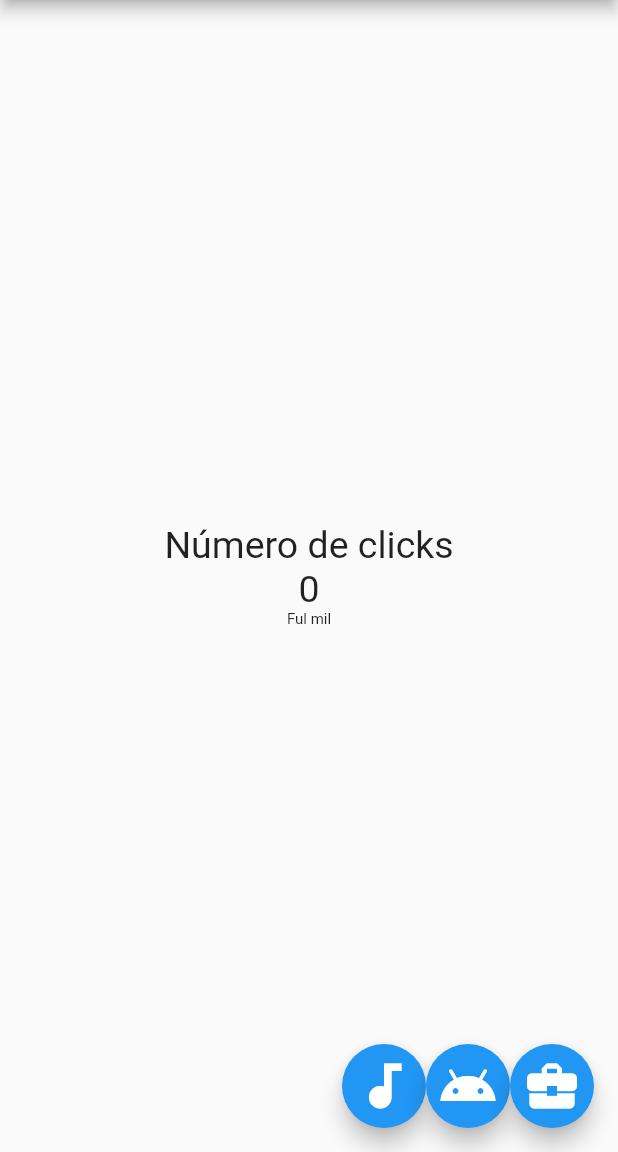
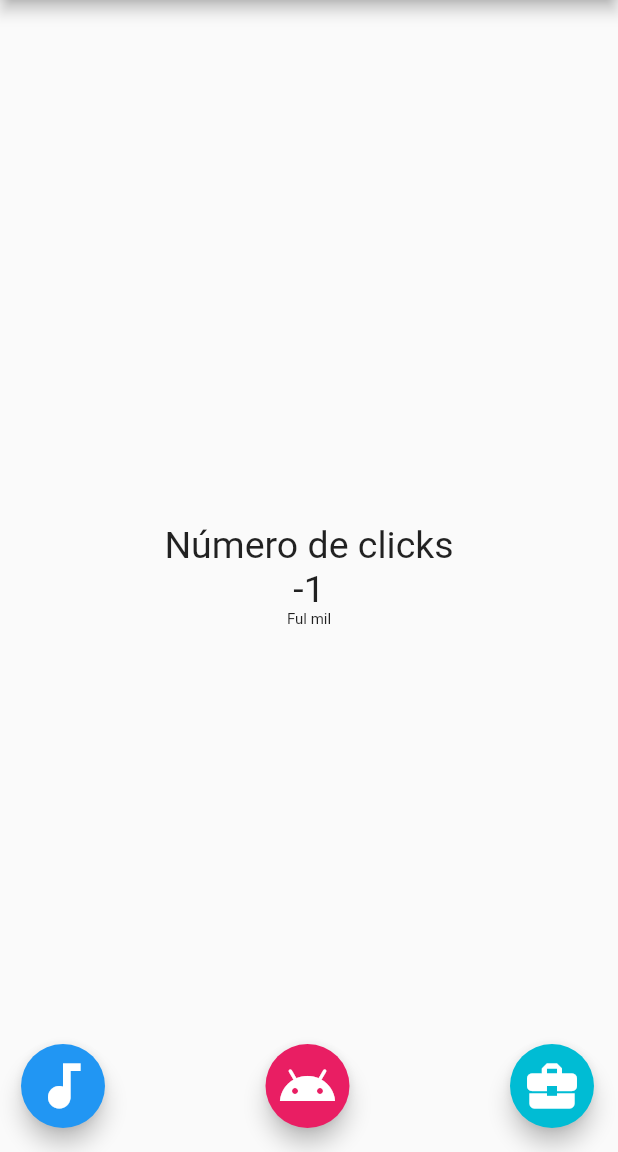
Before and after one commit to binary01000001/Flutter, a Flutter app: the screen it shows after launch, after a tap on the "audiotrack" icon, on a phone screen of 412 x 824 dp, the part 84-1236 px from its top. Run offline on Flutter 3.47's test engine with Material 2 defaults, Android fonts, the phone set to English and light mode, and no system bars.

Commit message:
add a new stefullwidget

```diff
--- a/lib/src/app.dart
+++ b/lib/src/app.dart
@@ -1,12 +1,15 @@
-import 'package:contador/src/pages/home_page.dart';
+import 'package:contador/src/pages/contador_page.dart';
+//import 'package:contador/src/pages/home_page.dart';
 import 'package:flutter/material.dart';
 
 class MyApp extends StatelessWidget{
   @override
   Widget build(context){
     return MaterialApp(
+      debugShowCheckedModeBanner: false,
       home:Center(
-        child: HomePage(),
+        //child: HomePage(),
+        child: ContadorPage(),
       )
     );
   }
--- /dev/null
+++ b/lib/src/pages/contador_page.dart
@@ -0,0 +1,78 @@
+import 'package:flutter/material.dart';
+
+class ContadorPage extends StatefulWidget{
+  @override
+  createState() {
+    return _ContadorPageState();
+  }
+
+}
+class _ContadorPageState extends State<ContadorPage>{
+
+  final _estiloTexto = new TextStyle(fontSize: 25);
+  int _conteo = 0;
+
+  @override
+  Widget build(BuildContext context) {
+    return Scaffold(
+      appBar: AppBar(
+        title: Text('Titulo'),
+        centerTitle: true,
+      ),
+      body: Center(
+        child:Column(
+          mainAxisAlignment: MainAxisAlignment.center,
+          children: <Widget>[
+            Text('Número de clicks', style: _estiloTexto),
+            Text('$_conteo', style: _estiloTexto),
+            Text('Ful mil', style: TextStyle(fontSize:10),),
+          ],
+        )
+      ),
+      //floatingActionButtonLocation: FloatingActionButtonLocation.centerFloat,
+      floatingActionButton:_crearBotones()
+    );
+  }
+  Widget _crearBotones(){
+    return Row(
+        mainAxisAlignment: MainAxisAlignment.end,
+        children: <Widget>[
+          SizedBox(width:30.0),
+          /* FloatingActionButton(
+            child:Icon(Icons.audiotrack,size: 40.0,),
+            onPressed: (){
+              _conteo = _conteo - 1;
+              setState((){});
+            },
+          ), */
+          FloatingActionButton(
+            child:Icon(Icons.audiotrack,size: 40.0,),
+            onPressed: _sustraer,
+          ),
+          Expanded(child: SizedBox()),
+          FloatingActionButton(
+            child:Icon(Icons.android,size: 40.0,),
+            onPressed: _agregar,
+            backgroundColor: Colors.pink,
+          ),
+          //SizedBox(width:10.0),
+          Expanded(child: SizedBox()),
+          FloatingActionButton(
+            child:Icon(Icons.business_center,size:40.0) ,
+            onPressed: _reset,
+            backgroundColor: Colors.cyan,
+          ),
+          SizedBox(width:0.0),
+        ],
+      );
+  }
+  void _agregar(){
+    setState(() => _conteo++);
+  }
+  void _sustraer(){
+    setState(() => _conteo = _conteo-1);
+  }
+  void _reset(){
+    setState(() => _conteo = 0);
+  }
+}
--- a/lib/src/pages/home_page.dart
+++ b/lib/src/pages/home_page.dart
@@ -3,7 +3,7 @@ import 'package:flutter/material.dart';
 class HomePage extends StatelessWidget {
 
   final estiloTexto = new TextStyle(fontSize: 25);
-
+  final conteo = 10;
 
   @override
   Widget build(BuildContext context) {
@@ -17,19 +17,20 @@ class HomePage extends StatelessWidget {
           mainAxisAlignment: MainAxisAlignment.center,
           children: <Widget>[
             Text('Número de clicks', style: estiloTexto),
-            Text('0', style: estiloTexto),
+            Text('$conteo', style: estiloTexto),
             Text('Ful mil', style: TextStyle(fontSize:10),),
           ],
         )
       ),
+      floatingActionButtonLocation: FloatingActionButtonLocation.centerFloat,
       floatingActionButton:
       Row(
-        mainAxisAlignment: MainAxisAlignment.end,
+        mainAxisAlignment: MainAxisAlignment.center,
         children: <Widget>[
           FloatingActionButton(
             child:Icon(Icons.audiotrack,size: 40.0,),
             onPressed: (){
-              print('Hola mundo');
+              print('Hola moco');
             },
           ),
           FloatingActionButton(
@@ -37,12 +38,14 @@ class HomePage extends StatelessWidget {
             onPressed: (){
               print('Hola mundo');
             },
+            backgroundColor: Colors.pink,
           ),
           FloatingActionButton(
             child:Icon(Icons.business_center,size:40.0) ,
             onPressed: (){
               print('Cambios');
             },
+            backgroundColor: Colors.cyan,
           )
         ],
       )
```
